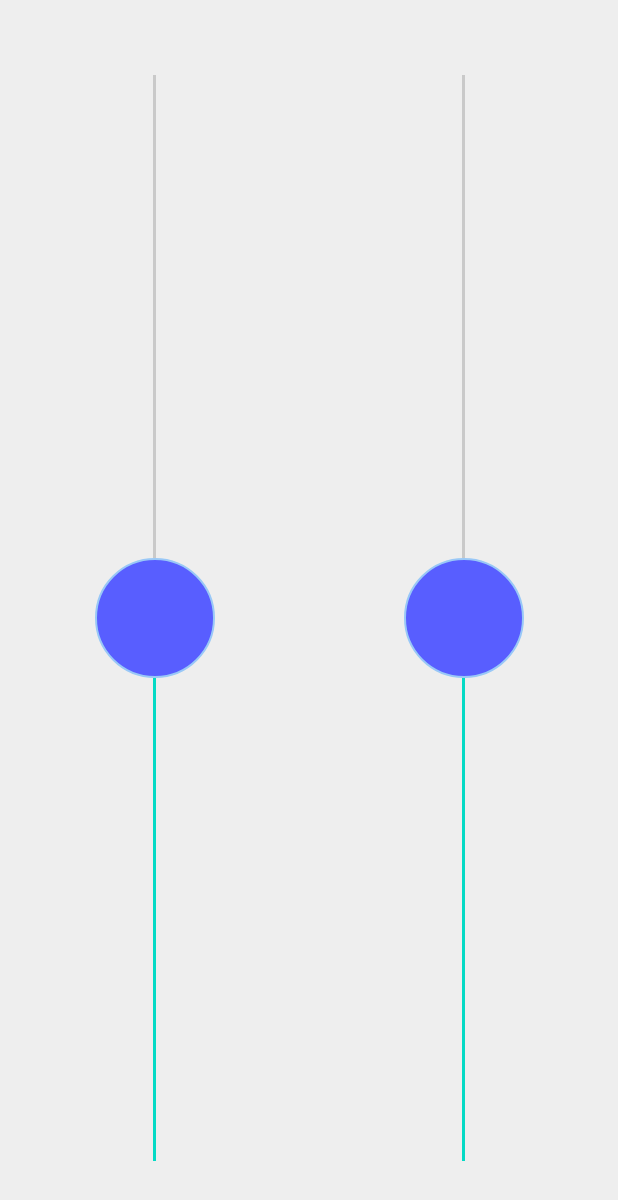
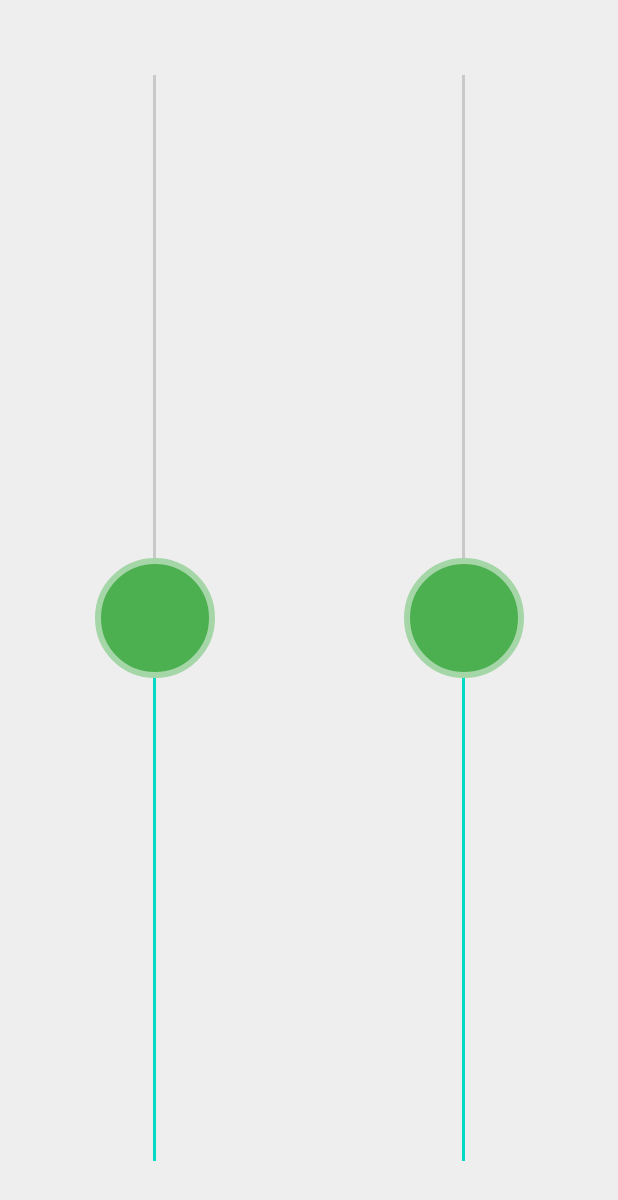
Before and after one commit to rookidroid/smarty, an Android app: the layout activity_control.xml on its own in the app's theme, with its tools: preview values and no code run, on a phone screen of 412 x 824 dp. Shown: the top 1200 px of the screen. Run offline under Robolectric (Android 15) with nearby library versions, the light colour scheme and no system bars; network calls fail.

Commit message:
green theme color

```diff
--- a/software/android/app/src/main/res/drawable/seekbar_drawable_thumb.xml
+++ b/software/android/app/src/main/res/drawable/seekbar_drawable_thumb.xml
@@ -2,8 +2,8 @@
 <selector xmlns:android="http://schemas.android.com/apk/res/android">
     <item>
         <shape android:shape="oval">
-            <solid android:color="#585eff"/>
-            <stroke android:color="#99c8f7" android:width="1dp"/>
+            <solid android:color="@color/green_500"/>
+            <stroke android:color="@color/green_200" android:width="4dp"/>
             <size android:height="80dp" android:width="80dp"/>
         </shape>
     </item>
--- a/software/android/app/src/main/res/values-night/themes.xml
+++ b/software/android/app/src/main/res/values-night/themes.xml
@@ -2,8 +2,8 @@
     <!-- Base application theme. -->
     <style name="Theme.Smarty" parent="Theme.MaterialComponents.DayNight.DarkActionBar">
         <!-- Primary brand color. -->
-        <item name="colorPrimary">@color/purple_200</item>
-        <item name="colorPrimaryVariant">@color/purple_700</item>
+        <item name="colorPrimary">@color/green_200</item>
+        <item name="colorPrimaryVariant">@color/green_700</item>
         <item name="colorOnPrimary">@color/black</item>
         <!-- Secondary brand color. -->
         <item name="colorSecondary">@color/teal_200</item>
--- a/software/android/app/src/main/res/values/colors.xml
+++ b/software/android/app/src/main/res/values/colors.xml
@@ -1,8 +1,8 @@
 <?xml version="1.0" encoding="utf-8"?>
 <resources>
-    <color name="purple_200">#FFBB86FC</color>
-    <color name="purple_500">#FF6200EE</color>
-    <color name="purple_700">#FF3700B3</color>
+    <color name="green_200">#FFA5D6A7</color>
+    <color name="green_500">#FF4CAF50</color>
+    <color name="green_700">#FF388E3C</color>
     <color name="grey_100">#FFF5F5F5</color>
     <color name="grey_200">#FFEEEEEE</color>
     <color name="grey_500">#FF9E9E9E</color>
--- a/software/android/app/src/main/res/values/themes.xml
+++ b/software/android/app/src/main/res/values/themes.xml
@@ -2,8 +2,8 @@
     <!-- Base application theme. -->
     <style name="Theme.Smarty" parent="Theme.MaterialComponents.DayNight.DarkActionBar">
         <!-- Primary brand color. -->
-        <item name="colorPrimary">@color/purple_500</item>
-        <item name="colorPrimaryVariant">@color/purple_700</item>
+        <item name="colorPrimary">@color/green_500</item>
+        <item name="colorPrimaryVariant">@color/green_700</item>
         <item name="colorOnPrimary">@color/white</item>
         <!-- Secondary brand color. -->
         <item name="colorSecondary">@color/teal_200</item>
@@ -16,8 +16,8 @@
 
     <style name="Theme.SmartyFullScreen" parent="Theme.MaterialComponents.DayNight.NoActionBar">
         <!-- Primary brand color. -->
-        <item name="colorPrimary">@color/purple_500</item>
-        <item name="colorPrimaryVariant">@color/purple_700</item>
+        <item name="colorPrimary">@color/green_500</item>
+        <item name="colorPrimaryVariant">@color/green_700</item>
         <item name="colorOnPrimary">@color/white</item>
         <!-- Secondary brand color. -->
         <item name="colorSecondary">@color/teal_200</item>
```
